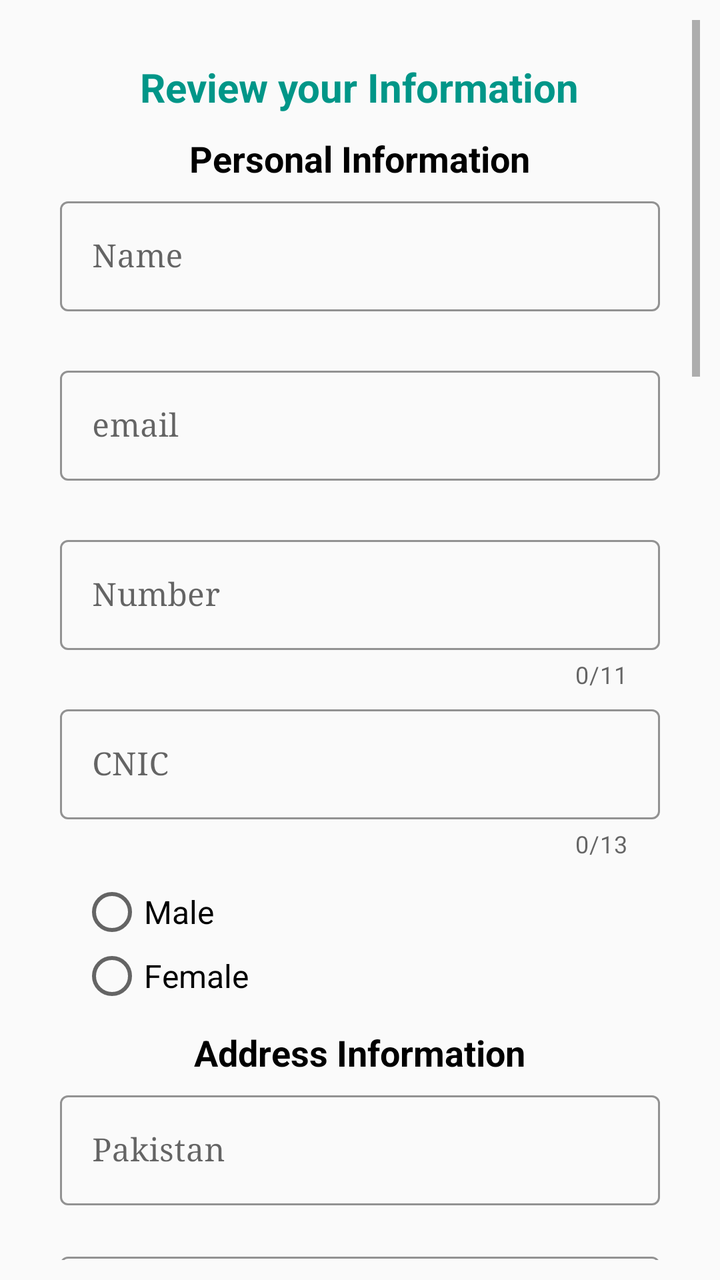
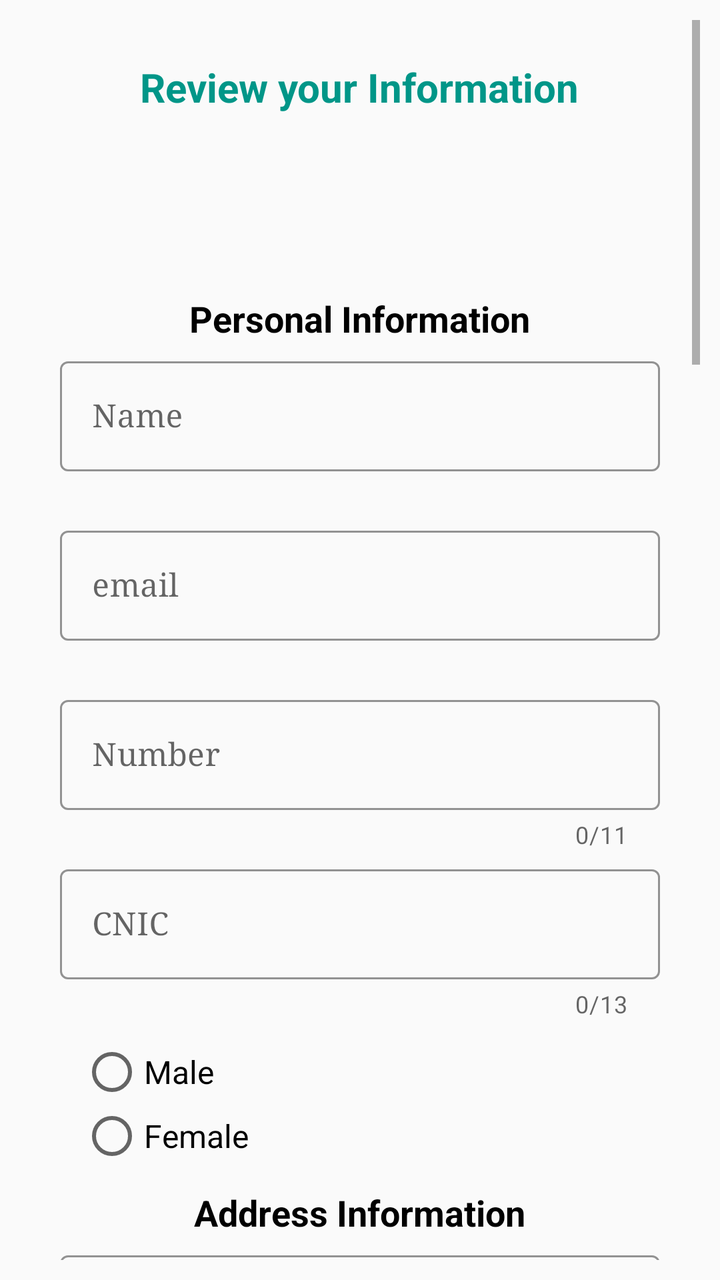

Compare the two renders of this Android layout. The source of the first and the diff that turns it into the second are given below.
<!-- AndroidManifest.xml: application theme Theme.LawAdvat -->
<!-- res/layout/fragment_seventh.xml -->
<?xml version="1.0" encoding="utf-8"?>
<androidx.appcompat.widget.LinearLayoutCompat xmlns:android="http://schemas.android.com/apk/res/android"
    xmlns:tools="http://schemas.android.com/tools"
    android:layout_width="match_parent"
    android:layout_height="match_parent"
    xmlns:app="http://schemas.android.com/apk/res-auto"
    tools:context=".ui.become.SeventhFragmen">
    <ScrollView
        android:layout_width="match_parent"
        android:layout_height="match_parent"
        android:padding="10dp">
        <LinearLayout
            android:layout_width="match_parent"
            android:layout_height="wrap_content"
            android:layout_margin="10dp"
            android:elevation="5dp"
            android:orientation="vertical"
            android:padding="10dp"
            tools:ignore="MissingConstraints">
            <TextView
                android:layout_width="wrap_content"
                android:layout_height="wrap_content"
                android:layout_gravity="center"
                android:text="Review your Information"
                android:layout_marginBottom="10dp"
                android:textColor="#009688"
                android:textSize="20sp"
                android:textStyle="bold" />
            <TextView
                android:layout_width="wrap_content"
                android:layout_height="wrap_content"
                android:layout_gravity="center"
                android:text="Personal Information"
                android:textColor="@color/black"
                android:textSize="18sp"
                android:textStyle="bold" />

            <com.google.android.material.textfield.TextInputLayout
                android:id="@+id/layout_name"
                android:layout_width="match_parent"
                android:layout_height="match_parent"
                android:layout_marginTop="04dp"
                app:errorEnabled="true"
                style="@style/Widget.MaterialComponents.TextInputLayout.OutlinedBox"
                app:hintTextColor="@color/teal_700"
                app:boxStrokeColor="@color/teal_700"
                tools:ignore="UnusedAttribute">

                <com.google.android.material.textfield.TextInputEditText
                    android:id="@+id/item_name"
                    android:layout_width="match_parent"
                    android:layout_height="wrap_content"
                    android:hint="Name"
                    android:inputType="text"
                    tools:ignore="HardcodedText" />
            </com.google.android.material.textfield.TextInputLayout>

            <com.google.android.material.textfield.TextInputLayout
                android:id="@+id/layout_email"
                android:layout_width="match_parent"
                android:layout_height="match_parent"
                android:layout_marginTop="04dp"
                app:errorEnabled="true"
                style="@style/Widget.MaterialComponents.TextInputLayout.OutlinedBox"
                app:hintTextColor="@color/teal_700"
                app:boxStrokeColor="@color/teal_700"
                tools:ignore="UnusedAttribute">

                <com.google.android.material.textfield.TextInputEditText
                    android:id="@+id/item_email"
                    android:layout_width="match_parent"
                    android:layout_height="wrap_content"
                    android:hint="email"
                    android:inputType="text" />
            </com.google.android.material.textfield.TextInputLayout>

            <com.google.android.material.textfield.TextInputLayout
                android:id="@+id/layout_number"
                android:layout_width="match_parent"
                android:layout_height="match_parent"
                android:layout_marginTop="04dp"
                app:counterEnabled="true"
                app:counterMaxLength="11"
                app:errorEnabled="true"
                style="@style/Widget.MaterialComponents.TextInputLayout.OutlinedBox"
                app:hintTextColor="@color/teal_700"
                app:boxStrokeColor="@color/teal_700"
                tools:ignore="UnusedAttribute">

                <com.google.android.material.textfield.TextInputEditText
                    android:id="@+id/item_number"
                    android:layout_width="match_parent"
                    android:layout_height="wrap_content"
                    android:hint="Number"
                    android:inputType="numberDecimal" />
            </com.google.android.material.textfield.TextInputLayout>

            <com.google.android.material.textfield.TextInputLayout
                android:id="@+id/cnic_layout"
                android:layout_width="match_parent"
                android:layout_height="match_parent"
                android:layout_marginTop="04dp"
                app:counterEnabled="true"
                app:counterMaxLength="13"
                app:errorEnabled="true"
                style="@style/Widget.MaterialComponents.TextInputLayout.OutlinedBox"
                app:hintTextColor="@color/teal_700"
                app:boxStrokeColor="@color/teal_700"
                tools:ignore="UnusedAttribute">

                <com.google.android.material.textfield.TextInputEditText
                    android:id="@+id/item_cnic"
                    android:layout_width="match_parent"
                    android:layout_height="wrap_content"
                    android:hint="CNIC"
                    android:inputType="numberDecimal" />
            </com.google.android.material.textfield.TextInputLayout>

            <RadioGroup
                android:id="@+id/radio_group"
                android:layout_width="wrap_content"
                android:layout_height="wrap_content"
                android:padding="10dp">

                <RadioButton
                    android:id="@+id/male"
                    android:layout_width="wrap_content"
                    android:layout_height="wrap_content"
                    android:text="Male" />

                <RadioButton
                    android:id="@+id/female"
                    android:layout_width="wrap_content"
                    android:layout_height="wrap_content"
                    android:text="Female"
                    />

            </RadioGroup>
            <TextView
                android:layout_width="wrap_content"
                android:layout_height="wrap_content"
                android:layout_gravity="center"
                android:text="Address Information"
                android:textColor="@color/black"
                android:textSize="18sp"
                android:textStyle="bold" />

            <com.google.android.material.textfield.TextInputLayout
                android:id="@+id/layout_country"
                android:layout_width="match_parent"
                android:layout_height="match_parent"
                android:layout_marginTop="04dp"
                app:errorEnabled="true"
                style="@style/Widget.MaterialComponents.TextInputLayout.OutlinedBox"
                app:hintTextColor="@color/teal_700"
                app:boxStrokeColor="@color/teal_700"
                tools:ignore="UnusedAttribute">

                <com.google.android.material.textfield.TextInputEditText
                    android:id="@+id/item_country"
                    android:layout_width="match_parent"
                    android:layout_height="wrap_content"
                    android:hint="Pakistan"
                    android:inputType="text"
                    tools:ignore="HardcodedText" />
            </com.google.android.material.textfield.TextInputLayout>

            <com.google.android.material.textfield.TextInputLayout
                android:id="@+id/layout_province"
                android:layout_width="match_parent"
                android:layout_height="match_parent"
                app:errorEnabled="true"
                style="@style/Widget.MaterialComponents.TextInputLayout.OutlinedBox"
                app:hintTextColor="@color/teal_700"
                app:boxStrokeColor="@color/teal_700"
                tools:ignore="UnusedAttribute">

                <com.google.android.material.textfield.TextInputEditText
                    android:id="@+id/item_province"
                    android:layout_width="match_parent"
                    android:layout_height="wrap_content"
                    android:hint="Province"
                    android:inputType="text" />
            </com.google.android.material.textfield.TextInputLayout>

            <com.google.android.material.textfield.TextInputLayout
                android:id="@+id/layout_city"
                android:layout_width="match_parent"
                android:layout_height="match_parent"
                android:layout_marginTop="04dp"
                app:errorEnabled="true"
                style="@style/Widget.MaterialComponents.TextInputLayout.OutlinedBox"
                app:hintTextColor="@color/teal_700"
                app:boxStrokeColor="@color/teal_700"
                tools:ignore="UnusedAttribute">

                <com.google.android.material.textfield.TextInputEditText
                    android:id="@+id/item_city"
                    android:layout_width="match_parent"
                    android:layout_height="wrap_content"
                    android:hint="City"
                    android:inputType="text" />
            </com.google.android.material.textfield.TextInputLayout>
            <com.google.android.material.textfield.TextInputLayout
                android:id="@+id/layout_location"
                android:layout_width="match_parent"
                android:layout_height="match_parent"
                android:layout_marginTop="04dp"
                app:errorEnabled="true"
                app:endIconCheckable="true"
                app:endIconDrawable="@drawable/baseline_location_on_24"
                app:endIconTint="@color/black"
                style="@style/Widget.MaterialComponents.TextInputLayout.OutlinedBox"
                app:hintTextColor="@color/teal_700"
                app:boxStrokeColor="@color/teal_700"
                tools:ignore="UnusedAttribute">

                <com.google.android.material.textfield.TextInputEditText
                    android:id="@+id/item_location"
                    android:layout_width="match_parent"
                    android:layout_height="wrap_content"
                    android:hint="office Location or current location"
                    android:inputType="text" />
            </com.google.android.material.textfield.TextInputLayout>
            <TextView
                android:layout_width="wrap_content"
                android:layout_height="wrap_content"
                android:layout_gravity="center"
                android:text="License Information"
                android:textColor="@color/black"
                android:textSize="18sp"
                android:textStyle="bold" />

            <com.google.android.material.textfield.TextInputLayout
                android:id="@+id/layout_general"
                android:layout_width="match_parent"
                android:layout_height="match_parent"
                android:layout_marginTop="04dp"
                app:errorEnabled="true"
                style="@style/Widget.MaterialComponents.TextInputLayout.OutlinedBox"
                app:hintTextColor="@color/teal_700"
                app:boxStrokeColor="@color/teal_700"
                tools:ignore="UnusedAttribute">

                <com.google.android.material.textfield.TextInputEditText
                    android:id="@+id/item_general"
                    android:layout_width="match_parent"
                    android:layout_height="wrap_content"
                    android:hint="General License"
                    android:clickable="false"
                    android:inputType="text"
                    tools:ignore="HardcodedText" />
            </com.google.android.material.textfield.TextInputLayout>

            <com.google.android.material.textfield.TextInputLayout
                android:id="@+id/layout_high"
                android:layout_width="match_parent"
                android:layout_height="match_parent"
                app:errorEnabled="true"
                style="@style/Widget.MaterialComponents.TextInputLayout.OutlinedBox"
                app:hintTextColor="@color/teal_700"
                app:boxStrokeColor="@color/teal_700"
                tools:ignore="UnusedAttribute">

                <com.google.android.material.textfield.TextInputEditText
                    android:id="@+id/item_high"
                    android:layout_width="match_parent"
                    android:layout_height="wrap_content"
                    android:hint="High Court License"
                    android:inputType="text" />
            </com.google.android.material.textfield.TextInputLayout>

            <com.google.android.material.textfield.TextInputLayout
                android:id="@+id/layout_supreme"
                android:layout_width="match_parent"
                android:layout_height="match_parent"
                android:layout_marginTop="04dp"
                app:errorEnabled="true"
                style="@style/Widget.MaterialComponents.TextInputLayout.OutlinedBox"
                app:hintTextColor="@color/teal_700"
                app:boxStrokeColor="@color/teal_700"
                tools:ignore="UnusedAttribute">

                <com.google.android.material.textfield.TextInputEditText
                    android:id="@+id/item_supreme"
                    android:layout_width="match_parent"
                    android:layout_height="wrap_content"
                    android:hint="Supreme Court License"
                    android:inputType="text" />
            </com.google.android.material.textfield.TextInputLayout>
            <TextView
                android:layout_width="wrap_content"
                android:layout_height="wrap_content"
                android:layout_gravity="center"
                android:text="Experience Information"
                android:textColor="@color/black"
                android:textSize="18sp"
                android:textStyle="bold" />

            <com.google.android.material.textfield.TextInputLayout
                android:id="@+id/layout_des"
                android:layout_width="match_parent"
                android:layout_height="match_parent"
                android:layout_marginTop="04dp"
                app:errorEnabled="true"
                style="@style/Widget.MaterialComponents.TextInputLayout.OutlinedBox"
                app:hintTextColor="@color/teal_700"
                app:boxStrokeColor="@color/teal_700"
                tools:ignore="UnusedAttribute">

                <com.google.android.material.textfield.TextInputEditText
                    android:id="@+id/item_desc"
                    android:layout_width="match_parent"
                    android:layout_height="wrap_content"
                    android:hint="Describe Your Overview"
                    android:clickable="false"
                    android:inputType="text"
                    tools:ignore="HardcodedText" />
            </com.google.android.material.textfield.TextInputLayout>

            <com.google.android.material.textfield.TextInputLayout
                android:id="@+id/layout_experice"
                android:layout_width="match_parent"
                android:layout_height="match_parent"
                app:errorEnabled="true"
                style="@style/Widget.MaterialComponents.TextInputLayout.OutlinedBox"
                app:hintTextColor="@color/teal_700"
                app:boxStrokeColor="@color/teal_700"
                tools:ignore="UnusedAttribute">

                <com.google.android.material.textfield.TextInputEditText
                    android:id="@+id/item_experience"
                    android:layout_width="match_parent"
                    android:layout_height="wrap_content"
                    android:hint="How many year experience"
                    android:inputType="text" />
            </com.google.android.material.textfield.TextInputLayout>

            <com.google.android.material.textfield.TextInputLayout
                android:id="@+id/layout_fee"
                android:layout_width="match_parent"
                android:layout_height="match_parent"
                android:layout_marginTop="04dp"
                app:errorEnabled="true"
                style="@style/Widget.MaterialComponents.TextInputLayout.OutlinedBox"
                app:hintTextColor="@color/teal_700"
                app:boxStrokeColor="@color/teal_700"
                tools:ignore="UnusedAttribute">

                <com.google.android.material.textfield.TextInputEditText
                    android:id="@+id/item_fee"
                    android:layout_width="match_parent"
                    android:layout_height="wrap_content"
                    android:hint="Set your fee in PKR"
                    android:inputType="text" />
            </com.google.android.material.textfield.TextInputLayout>

            <TextView
                android:layout_width="wrap_content"
                android:layout_height="wrap_content"
                android:layout_gravity="center"
                android:text="Specification Case Information"
                android:textColor="@color/black"
                android:textSize="18sp"
                android:textStyle="bold" />

            <com.google.android.material.textfield.TextInputLayout
                android:id="@+id/layout_first"
                android:layout_width="match_parent"
                android:layout_height="match_parent"
                android:layout_marginTop="04dp"
                app:errorEnabled="true"
                style="@style/Widget.MaterialComponents.TextInputLayout.OutlinedBox"
                app:hintTextColor="@color/teal_700"
                app:boxStrokeColor="@color/teal_700"
                tools:ignore="UnusedAttribute">

                <com.google.android.material.textfield.TextInputEditText
                    android:id="@+id/item_first"
                    android:layout_width="match_parent"
                    android:layout_height="wrap_content"
                    android:hint="Highly Specialize in Practical Area"
                    android:clickable="false"
                    android:inputType="text"
                    tools:ignore="HardcodedText" />
            </com.google.android.material.textfield.TextInputLayout>

            <com.google.android.material.textfield.TextInputLayout
                android:id="@+id/layout_second"
                android:layout_width="match_parent"
                android:layout_height="match_parent"
                app:errorEnabled="true"
                style="@style/Widget.MaterialComponents.TextInputLayout.OutlinedBox"
                app:hintTextColor="@color/teal_700"
                app:boxStrokeColor="@color/teal_700"
                tools:ignore="UnusedAttribute">

                <com.google.android.material.textfield.TextInputEditText
                    android:id="@+id/item_second"
                    android:layout_width="match_parent"
                    android:layout_height="wrap_content"
                    android:hint="Specializes in practical area"
                    android:inputType="text" />
            </com.google.android.material.textfield.TextInputLayout>

            <com.google.android.material.textfield.TextInputLayout
                android:id="@+id/layout_third"
                android:layout_width="match_parent"
                android:layout_height="match_parent"
                android:layout_marginTop="04dp"
                app:errorEnabled="true"
                style="@style/Widget.MaterialComponents.TextInputLayout.OutlinedBox"
                app:hintTextColor="@color/teal_700"
                app:boxStrokeColor="@color/teal_700"
                tools:ignore="UnusedAttribute">

                <com.google.android.material.textfield.TextInputEditText
                    android:id="@+id/item_third"
                    android:layout_width="match_parent"
                    android:layout_height="wrap_content"
                    android:hint="Specialize in practical area"
                    android:inputType="text" />
            </com.google.android.material.textfield.TextInputLayout>
            <com.google.android.material.textfield.TextInputLayout
                android:id="@+id/layout_forth"
                android:layout_width="match_parent"
                android:layout_height="match_parent"
                android:layout_marginTop="04dp"
                app:errorEnabled="true"
                style="@style/Widget.MaterialComponents.TextInputLayout.OutlinedBox"
                app:hintTextColor="@color/teal_700"
                app:boxStrokeColor="@color/teal_700"
                tools:ignore="UnusedAttribute">

                <com.google.android.material.textfield.TextInputEditText
                    android:id="@+id/item_forth"
                    android:layout_width="match_parent"
                    android:layout_height="wrap_content"
                    android:hint="Specialize in practical area"
                    android:inputType="text" />
            </com.google.android.material.textfield.TextInputLayout>
            <TextView
                android:layout_width="wrap_content"
                android:layout_height="wrap_content"
                android:layout_gravity="center"
                android:text="Education Information"
                android:textColor="@color/black"
                android:textSize="18sp"
                android:textStyle="bold" />

            <com.google.android.material.textfield.TextInputLayout
                android:id="@+id/layout_firststudy"
                android:layout_width="match_parent"
                android:layout_height="match_parent"
                android:layout_marginTop="04dp"
                app:errorEnabled="true"
                style="@style/Widget.MaterialComponents.TextInputLayout.OutlinedBox"
                app:hintTextColor="@color/teal_700"
                app:boxStrokeColor="@color/teal_700"
                tools:ignore="UnusedAttribute">

                <com.google.android.material.textfield.TextInputEditText
                    android:id="@+id/item_firststudy"
                    android:layout_width="match_parent"
                    android:layout_height="wrap_content"
                    android:clickable="false"
                    android:hint="LLB from"
                    android:inputType="text"
                    tools:ignore="HardcodedText" />
            </com.google.android.material.textfield.TextInputLayout>

            <com.google.android.material.textfield.TextInputLayout
                android:id="@+id/layout_secondstudy"
                android:layout_width="match_parent"
                android:layout_height="match_parent"
                app:errorEnabled="true"
                style="@style/Widget.MaterialComponents.TextInputLayout.OutlinedBox"
                app:hintTextColor="@color/teal_700"
                app:boxStrokeColor="@color/teal_700"
                tools:ignore="UnusedAttribute">

                <com.google.android.material.textfield.TextInputEditText
                    android:id="@+id/item_secondstudy"
                    android:layout_width="match_parent"
                    android:layout_height="wrap_content"
                    android:hint="LLM from"
                    android:inputType="text" />
            </com.google.android.material.textfield.TextInputLayout>

            <com.google.android.material.textfield.TextInputLayout
                android:id="@+id/layout_thirdstudy"
                android:layout_width="match_parent"
                android:layout_height="match_parent"
                android:layout_marginTop="04dp"
                app:errorEnabled="true"
                style="@style/Widget.MaterialComponents.TextInputLayout.OutlinedBox"
                app:hintTextColor="@color/teal_700"
                app:boxStrokeColor="@color/teal_700"
                tools:ignore="UnusedAttribute">

                <com.google.android.material.textfield.TextInputEditText
                    android:id="@+id/item_thirdstudy"
                    android:layout_width="match_parent"
                    android:layout_height="wrap_content"
                    android:hint="Bar of Law from"
                    android:inputType="text" />
            </com.google.android.material.textfield.TextInputLayout>
            <com.google.android.material.textfield.TextInputLayout
                android:id="@+id/layout_forthstudy"
                android:layout_width="match_parent"
                android:layout_height="match_parent"
                android:layout_marginTop="04dp"
                app:errorEnabled="true"
                style="@style/Widget.MaterialComponents.TextInputLayout.OutlinedBox"
                app:hintTextColor="@color/teal_700"
                app:boxStrokeColor="@color/teal_700"
                tools:ignore="UnusedAttribute">

                <com.google.android.material.textfield.TextInputEditText
                    android:id="@+id/item_forthstudy"
                    android:layout_width="match_parent"
                    android:layout_height="wrap_content"
                    android:hint="P.H.D from"
                    android:inputType="text" />
            </com.google.android.material.textfield.TextInputLayout>

            <LinearLayout
                android:layout_width="wrap_content"
                android:layout_height="wrap_content"
                android:layout_gravity="center"
                android:padding="08dp"
                android:orientation="horizontal">

                <Button
                    android:id="@+id/back_btn"
                    android:layout_width="wrap_content"
                    android:layout_height="wrap_content"
                    android:layout_marginEnd="04dp"
                    android:layout_marginBottom="10dp"
                    android:backgroundTint="@color/white"
                    android:shadowColor="@color/black"
                    android:text="Back"
                    android:textColor="@color/black" />
                <Button
                    android:id="@+id/save_btn"
                    android:layout_marginStart="04dp"
                    android:layout_width="wrap_content"
                    android:layout_height="wrap_content"
                    android:layout_marginBottom="10dp"
                    android:backgroundTint="#002C28"
                    android:text="Next"
                    android:textColor="@color/white"
                    />
            </LinearLayout>
        </LinearLayout>
    </ScrollView>
</androidx.appcompat.widget.LinearLayoutCompat>
<!-- resources referenced by this layout -->
<resources>
  <color name="black">#FF000000</color>
  <color name="teal_700">#FF018786</color>
  <color name="white">#FFFFFFFF</color>
  <!-- drawable baseline_location_on_24 (drawable) -->
  <vector android:height="24dp" android:tint="#000000"
      android:viewportHeight="24" android:viewportWidth="24"
      android:width="24dp" xmlns:android="http://schemas.android.com/apk/res/android">
      <path android:fillColor="@android:color/white" android:pathData="M12,2C8.13,2 5,5.13 5,9c0,5.25 7,13 7,13s7,-7.75 7,-13c0,-3.87 -3.13,-7 -7,-7zM12,11.5c-1.38,0 -2.5,-1.12 -2.5,-2.5s1.12,-2.5 2.5,-2.5 2.5,1.12 2.5,2.5 -1.12,2.5 -2.5,2.5z"/>
  </vector>
  <style name="Theme.LawAdvat" parent="Theme.MaterialComponents.DayNight.DarkActionBar.Bridge">
          
          <item name="colorPrimary">@color/white</item>
          <item name="colorPrimaryVariant">#FFFFFF</item>
          <item name="colorOnPrimary">#009688</item>
          
          <item name="colorSecondary">@color/teal_200</item>
          <item name="colorSecondaryVariant">@color/teal_700</item>
          <item name="colorOnSecondary">#FFFFFF</item>
          
          <item name="android:statusBarColor">#FFFFFF</item>
          
          <item name="titleTextColor">@color/black</item>
          <item name="fontFamily">serif</item>
          <item name="android:textSize">16sp</item>
      </style>
  <color name="teal_200">#FF03DAC5</color>
</resources>

<!-- the commit's change to res/layout/fragment_seventh.xml (unified diff, before → after) -->
@@ -26,6 +26,13 @@
                 android:textColor="#009688"
                 android:textSize="20sp"
                 android:textStyle="bold" />
+
+            <ImageView
+                android:id="@+id/profile"
+                android:layout_width="80dp"
+                android:layout_height="60dp"
+                android:layout_margin="10dp"
+                app:srcCompat="@drawable/baseline_account_circle_24" />
             <TextView
                 android:layout_width="wrap_content"
                 android:layout_height="wrap_content"
<!-- resource entries referenced after the edit -->
@@ -3,6 +3,12 @@
   <color name="black">#FF000000</color>
   <color name="teal_700">#FF018786</color>
   <color name="white">#FFFFFFFF</color>
+  <!-- drawable baseline_account_circle_24 (drawable) -->
+  <vector android:height="24dp" android:tint="#000000"
+      android:viewportHeight="24" android:viewportWidth="24"
+      android:width="24dp" xmlns:android="http://schemas.android.com/apk/res/android">
+      <path android:fillColor="@android:color/white" android:pathData="M12,2C6.48,2 2,6.48 2,12s4.48,10 10,10 10,-4.48 10,-10S17.52,2 12,2zM12,5c1.66,0 3,1.34 3,3s-1.34,3 -3,3 -3,-1.34 -3,-3 1.34,-3 3,-3zM12,19.2c-2.5,0 -4.71,-1.28 -6,-3.22 0.03,-1.99 4,-3.08 6,-3.08 1.99,0 5.97,1.09 6,3.08 -1.29,1.94 -3.5,3.22 -6,3.22z"/>
+  </vector>
   <!-- drawable baseline_location_on_24 (drawable) -->
   <vector android:height="24dp" android:tint="#000000"
       android:viewportHeight="24" android:viewportWidth="24"
